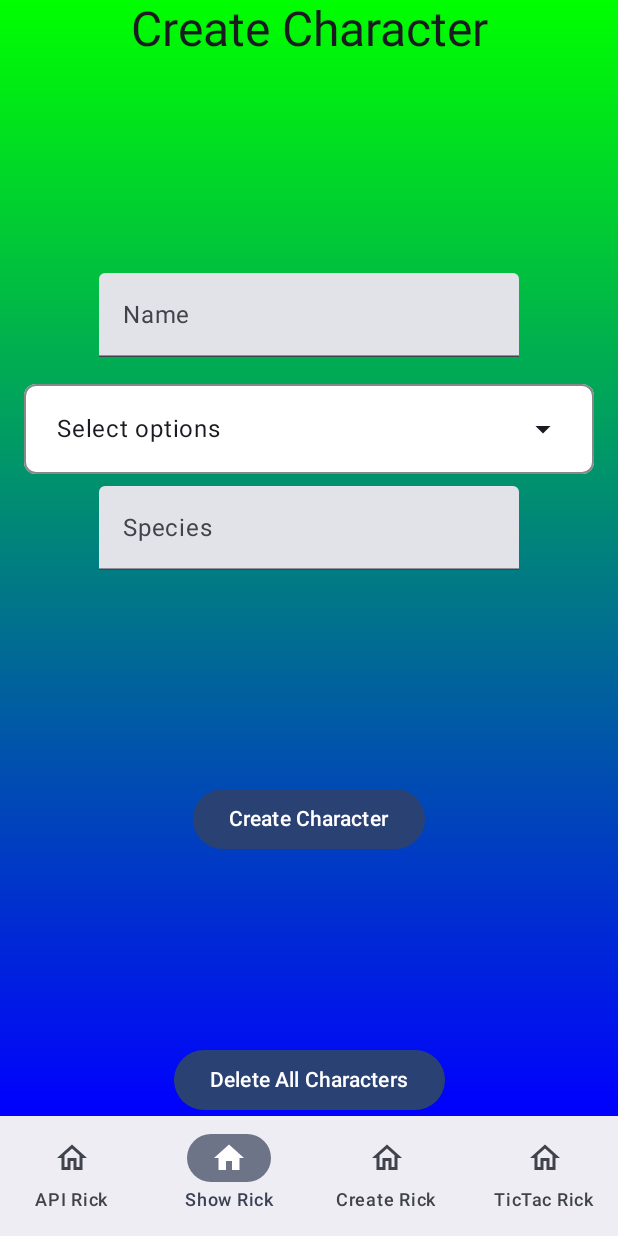
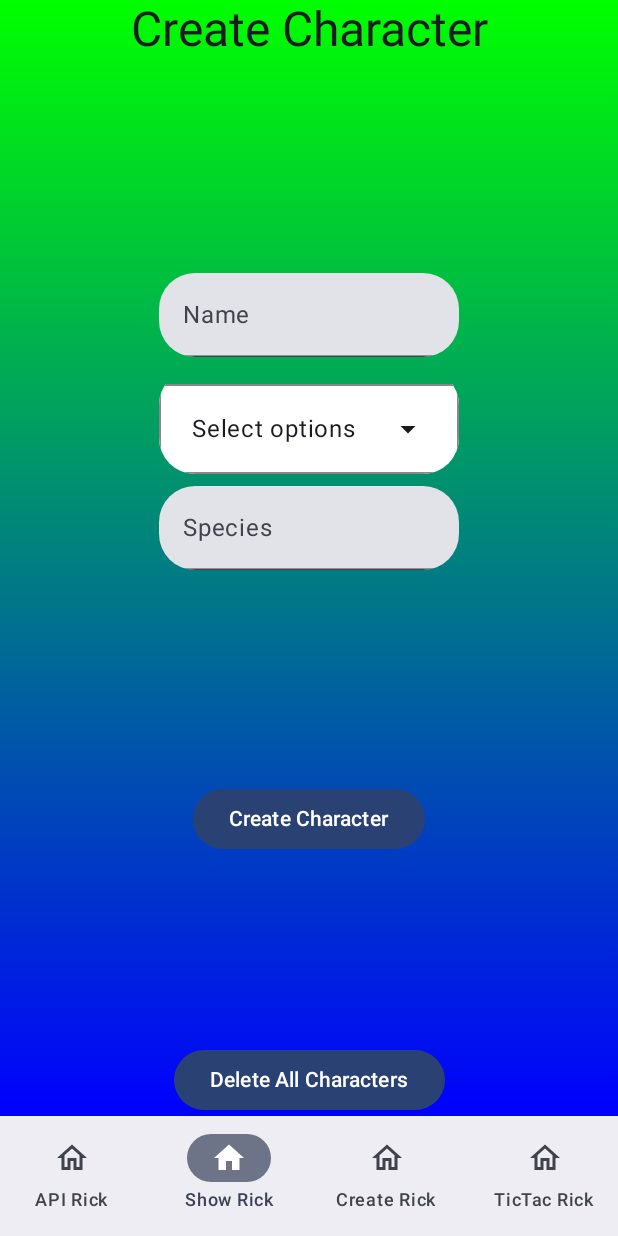
Before and after one commit to AndiCoding/RickAndMortyExam, an Android app built with Jetpack Compose: the CreateRickScreen screen opened through its navigation route, on a phone screen of 412 x 824 dp. Run offline under Robolectric (Android 15) with nearby library versions, the phone set to English and light mode, and no system bars; our stand-ins replace Room's generated code; 4 statements that could not run were skipped.

Commit message:
made inputs uniform

```diff
--- a/app/src/main/java/com/example/rickandmortyexam/components/DropDown.kt
+++ b/app/src/main/java/com/example/rickandmortyexam/components/DropDown.kt
@@ -8,6 +8,7 @@ import androidx.compose.foundation.layout.Box
 import androidx.compose.foundation.layout.Row
 import androidx.compose.foundation.layout.fillMaxWidth
 import androidx.compose.foundation.layout.padding
+import androidx.compose.foundation.layout.width
 import androidx.compose.foundation.shape.RoundedCornerShape
 import androidx.compose.material.icons.Icons
 import androidx.compose.material.icons.filled.ArrowDropDown
@@ -40,17 +41,19 @@ fun DropDown(
     var expandedMenu by remember { mutableStateOf(false) }
 
     Box(
+
         modifier = Modifier
-            .fillMaxWidth()
+            .clip(RoundedCornerShape(24.dp))
+            .width(200.dp)
             .padding(top = 10.dp)
-            .border(1.dp, Color.Gray, RoundedCornerShape(8.dp))
-            .clip(RoundedCornerShape(8.dp))
+            .border(1.dp, Color.Gray)
             .clickable { expandedMenu = !expandedMenu }
             .background(Color.White)
             .padding(horizontal = 12.dp, vertical = 8.dp),
         contentAlignment = Alignment.CenterStart
     ) {
         Row(
+
             modifier = Modifier.fillMaxWidth().padding(10.dp),
             horizontalArrangement = Arrangement.SpaceBetween,
             verticalAlignment = Alignment.CenterVertically
--- a/app/src/main/java/com/example/rickandmortyexam/screens/create_rick/CreateRickScreen.kt
+++ b/app/src/main/java/com/example/rickandmortyexam/screens/create_rick/CreateRickScreen.kt
@@ -10,6 +10,8 @@ import androidx.compose.foundation.layout.fillMaxSize
 import androidx.compose.foundation.layout.fillMaxWidth
 import androidx.compose.foundation.layout.height
 import androidx.compose.foundation.layout.padding
+import androidx.compose.foundation.layout.width
+import androidx.compose.foundation.shape.RoundedCornerShape
 import androidx.compose.material3.Button
 import androidx.compose.material3.Text
 import androidx.compose.material3.TextField
@@ -19,6 +21,7 @@ import androidx.compose.runtime.collectAsState
 import androidx.compose.runtime.getValue
 import androidx.compose.ui.Alignment
 import androidx.compose.ui.Modifier
+import androidx.compose.ui.draw.clip
 import androidx.compose.ui.graphics.Brush
 import androidx.compose.ui.graphics.Color
 import androidx.compose.ui.unit.dp
@@ -68,7 +71,8 @@ fun CreateRickScreen(createRickViewModel: CreateRickViewModel) {
             TextField(
                 value = createdCharacterScreen.name,
                 onValueChange = { createRickViewModel.updateCharacterField("name", it) },
-                label = { Text("Name") }
+                label = { Text("Name") },
+                modifier = Modifier.clip(RoundedCornerShape(24.dp)).width(200.dp)
 
             )
             Spacer(modifier = Modifier.height(8.dp))
@@ -94,7 +98,8 @@ fun CreateRickScreen(createRickViewModel: CreateRickViewModel) {
             TextField(
                 value = createdCharacterScreen.species,
                 onValueChange = {createRickViewModel.updateCharacterField("species", it) },
-                label = { Text("Species") }
+                label = { Text("Species") },
+                modifier = Modifier.clip(RoundedCornerShape(24.dp)).width(200.dp)
             )
 
         }
--- a/app/src/main/java/com/example/rickandmortyexam/screens/create_rick/CreateRickViewModel.kt
+++ b/app/src/main/java/com/example/rickandmortyexam/screens/create_rick/CreateRickViewModel.kt
@@ -5,12 +5,11 @@ import com.example.rickandmortyexam.data.data_classes.RoomRMCharacter
 import com.example.rickandmortyexam.data.room.CharacterDatabaseRepository
 import kotlinx.coroutines.flow.MutableStateFlow
 import androidx.lifecycle.viewModelScope
-import com.example.rickandmortyexam.screens.show_rick.ShowRickViewModel
 import kotlinx.coroutines.Dispatchers
 import kotlinx.coroutines.flow.StateFlow
 import kotlinx.coroutines.launch
 
-class CreateRickViewModel(): ViewModel() {
+class CreateRickViewModel: ViewModel() {
 
     val createdCharacter = MutableStateFlow(RoomRMCharacter())
 
@@ -54,7 +53,6 @@ class CreateRickViewModel(): ViewModel() {
 
     }
 
-
     fun clearMessage() {
         _message.value = null
     }
```
